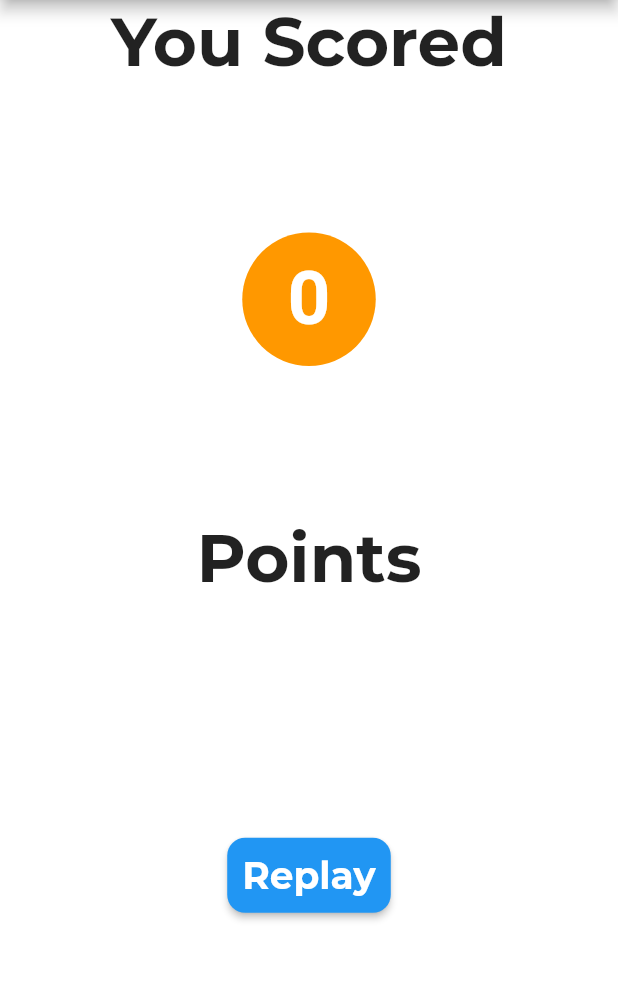
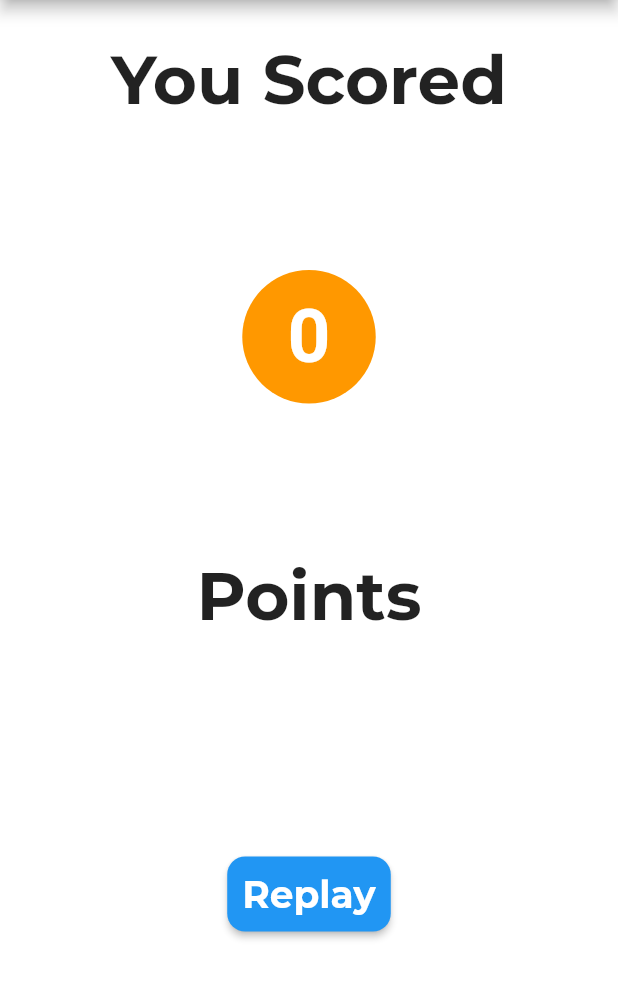
Before and after one commit to arshupt/Quiz-App, a Flutter app: the result screen opened directly with empty values, on a phone screen of 412 x 824 dp, the part 84-1084 px from its top. Run offline on Flutter 3.47's test engine with Material 2 defaults, Android fonts, the phone set to English and light mode, and no system bars.

Commit message:
UI changes

```diff
--- a/lib/first.dart
+++ b/lib/first.dart
@@ -35,7 +35,6 @@ class _homepageState extends State<homepage>{
                 fontSize: 30.0,
                 fontWeight: FontWeight.bold,
                 fontFamily: "Montserrat",
-
                 color: Colors.black
               ),
             ),
--- a/lib/quiz.dart
+++ b/lib/quiz.dart
@@ -126,7 +126,7 @@ class _quizpageState extends State<quizpage> {
   }
 
   void checkanswer(int k){
-      if(mydata[0].answers[k].isTrue == true){
+      if(mydata[i].answers[k].isTrue == true){
         marks=marks+1;
         colortoshow = right;
       }
--- a/lib/result.dart
+++ b/lib/result.dart
@@ -24,19 +24,20 @@ class _resultState extends State<result> {
 
         mainAxisAlignment: MainAxisAlignment.center,
         children: <Widget>[
-          Text(
-              "You Scored",
-
+        Padding(
+          padding: EdgeInsets.only(
+            top: 25.0,
+            ),
+          child: Text(
+            "You Scored",
             style: TextStyle(
               fontSize: 45.0,
               fontWeight: FontWeight.bold,
               color: Colors.black87,
               fontFamily: "Montserrat",
-
             ),
-
           ),
-
+        ),
          Container(
            margin: EdgeInsets.all(100.0),
            padding: EdgeInsets.all(15.0),
```
